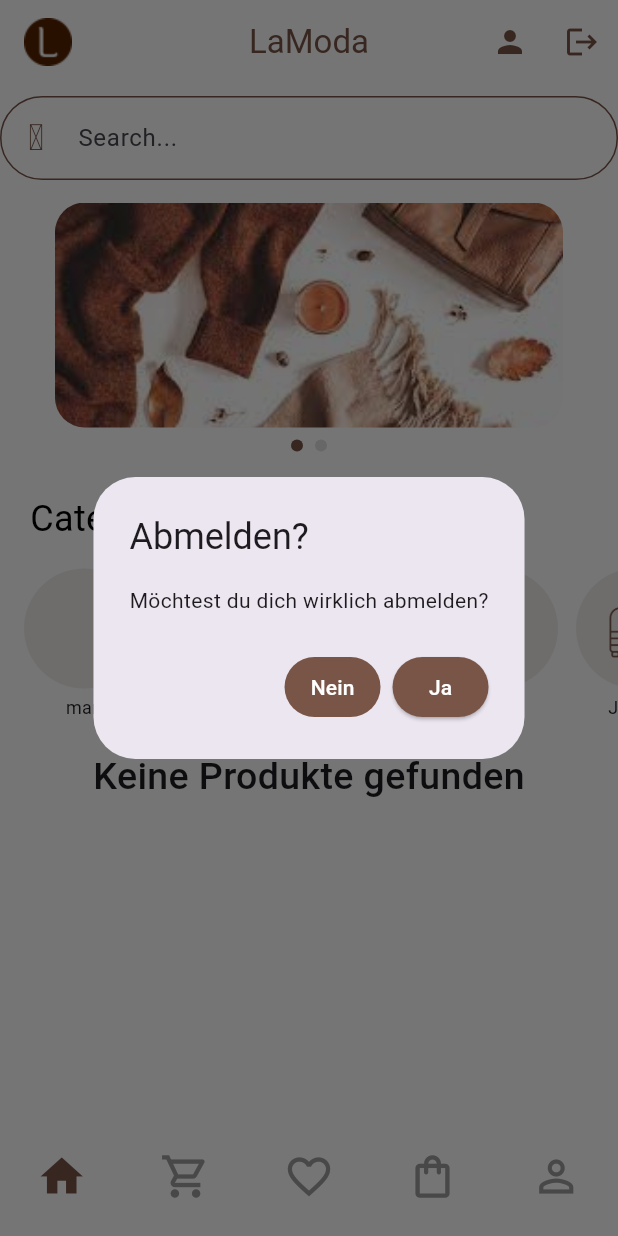
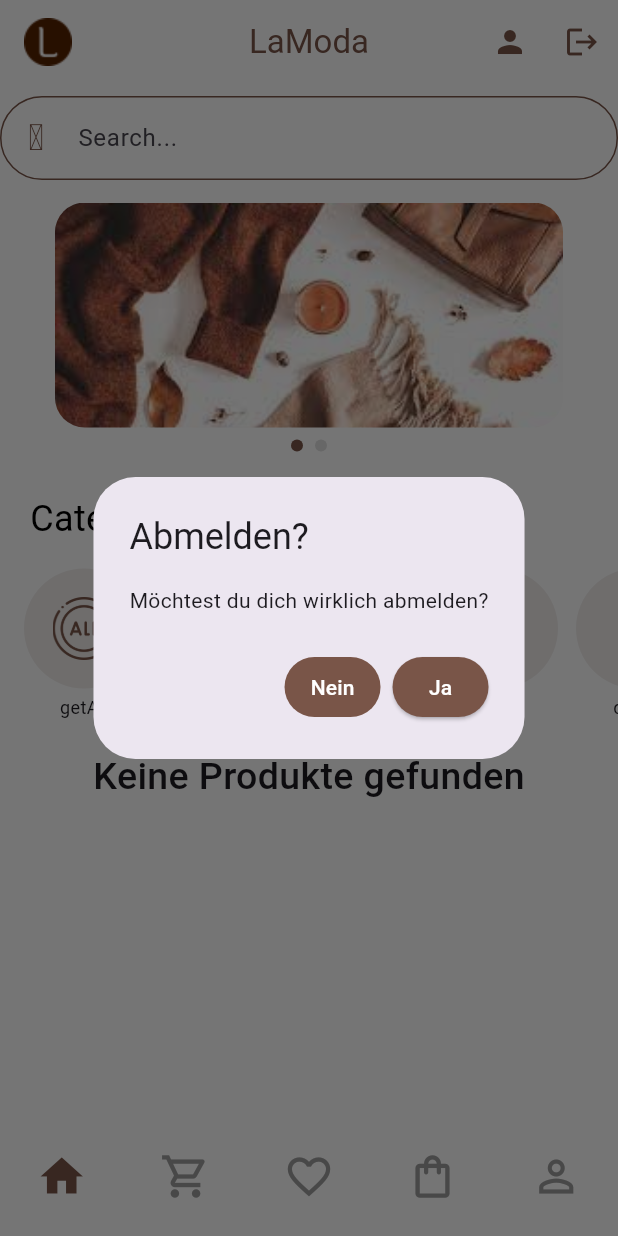
Before and after one commit to Laila116/LaModa_App, a Flutter app: the screen it shows after launch, after a tap on the "logout" icon, on a phone screen of 412 x 824 dp. Run offline on Flutter 3.47's test engine with Material 3 defaults, Android fonts, the phone set to English and light mode, and no system bars; drawn by our look-alikes of carousel_slider; our stand-ins replace cloud_firestore, email_validator, firebase_auth, firebase_core, flutter_rating_bar, iconsax_flutter; accounts and stored records are empty.

Commit message:
categorien und search jpassen jetzt mit produkte

```diff
--- a/lib/Widgets/clothing_categories_screen.dart
+++ b/lib/Widgets/clothing_categories_screen.dart
@@ -8,6 +8,7 @@ class BuildCategory extends StatelessWidget {
   @override
   Widget build(BuildContext context) {
     final categories = <Map<String, String>>[
+      {'asset': 'assets/icons/Category_icons/icon_all.png', 'label': 'getAll'},
       {'asset': 'assets/icons/Category_icons/mann.png', 'label': 'man'},
       {'asset': 'assets/icons/Category_icons/frau(1).png', 'label': 'woman'},
       {'asset': 'assets/icons/Category_icons/kind.png', 'label': 'kids'},
```
Also changed, not shown: pubspec.yaml (+6 -48 lines), assets/icons/Category_icons/icon_all.png (added).
